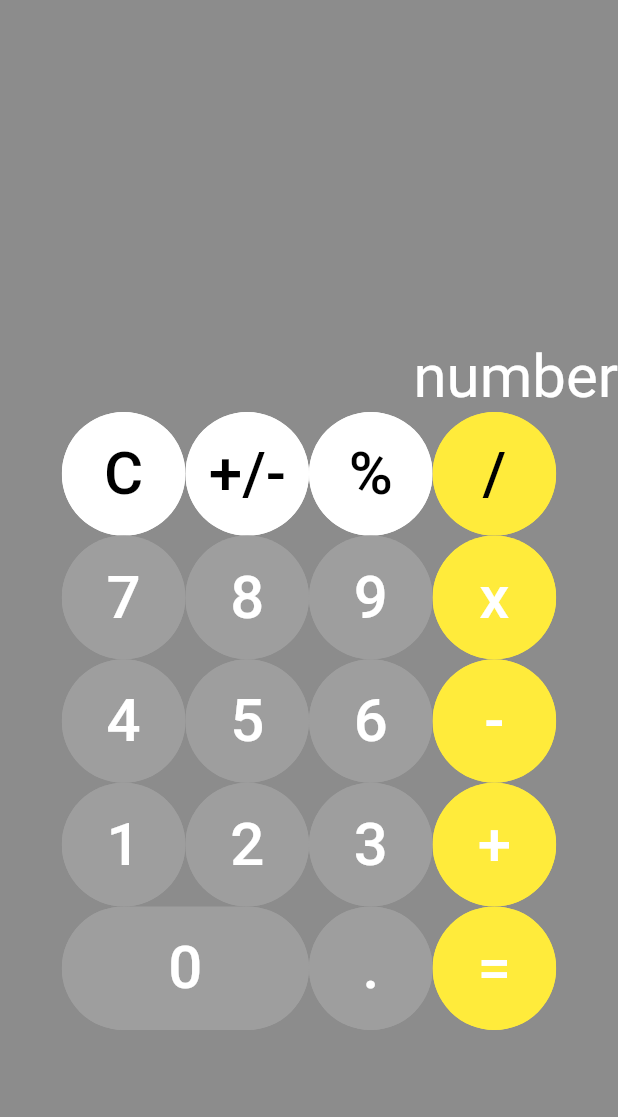
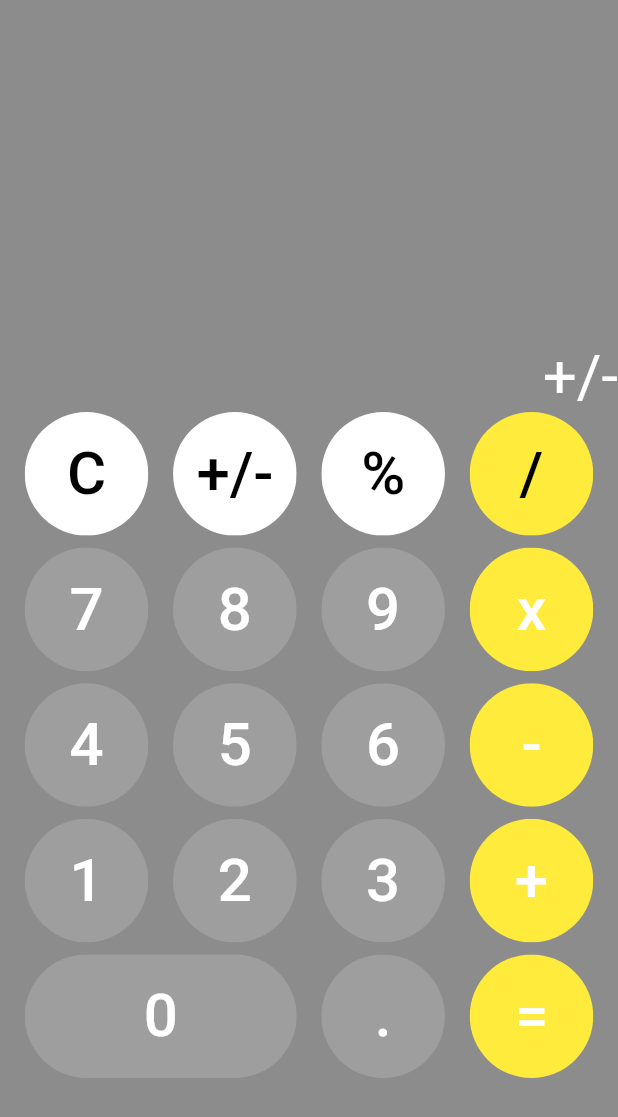
Before and after one commit to jmjmjmjmjmjm/calcul, a Flutter app: the screen it shows after launch, after a tap on "+/-", on a phone screen of 412 x 824 dp. Shown: the top 1117 px of the screen. Run offline on Flutter 3.47's test engine with Material 2 defaults, Android fonts, the phone set to English and light mode, and no system bars; our stand-ins replace get.

Commit message:
계산기 완성

```diff
--- a/lib/main.dart
+++ b/lib/main.dart
@@ -2,6 +2,7 @@ import 'dart:ui';
 
 import 'package:flutter/cupertino.dart';
 import 'package:flutter/material.dart';
+import 'package:get/get.dart';
 import 'package:get/get_navigation/src/root/get_material_app.dart';
 
 void main() {
@@ -15,10 +16,78 @@ class MyApp extends StatelessWidget {
     return GetMaterialApp(
       title: 'Flutter Demo',
       theme: ThemeData(
-        scaffoldBackgroundColor: Colors.black45,
-      ),
+          scaffoldBackgroundColor: Colors.black45, splashColor: Colors.red),
       home: Calkulator(),
     );
+  }
+}
+
+class Controller extends GetxController {
+  final count = "0".obs;
+  String num1 = "0";
+  String num2 = "";
+  String hap = "";
+
+  increment(String plus) {
+    if (plus == "C") {
+      count.value = "0";
+      num1 = "";
+      num2 = "";
+      hap = "";
+    } else if (plus == "+/" ||
+        plus == "%" ||
+        plus == "/" ||
+        plus == "*" ||
+        plus == "-" ||
+        plus == "+") {
+      if (count.value.contains("/") == false &&
+          count.value.contains("*") == false &&
+          count.value.contains("-") == false &&
+          count.value.contains("+") == false &&
+          count.value.contains("%") == false &&
+          count.value.contains("+/") == false) {
+        num1 = count.value;
+        num2 = "";
+        count.value += plus;
+        hap = plus;
+        plus = "";
+      }
+    } else if (plus == "=") {
+      if (num2 == "") {
+        num2 = (count.value).substring(num1.length + 1); //빼기해야함 num1
+      }
+      num a = num.parse(num1);
+      num b = num.parse(num2);
+      num c = 0;
+
+      if (hap == "%") {
+        c = a % b;
+        num1 = c.toString();
+        count.value = c.toString();
+      } else if (hap == "/") {
+        c = a / b;
+        num1 = c.toString();
+        count.value = c.toString();
+      } else if (hap == "*") {
+        c = a * b;
+        num1 = c.toString();
+        count.value = c.toString();
+      } else if (hap == "-") {
+        c = a - b;
+        num1 = c.toString();
+        count.value = c.toString();
+      } else if (hap == "+") {
+        num1 = count.value;
+        c = a + b;
+        num1 = c.toString();
+        count.value = c.toString();
+      }
+    } else {
+      if (count.value == "0") {
+        count.value = "";
+      }
+      count.value += plus;
+    }
   }
 }
 
@@ -27,6 +96,7 @@ class Calkulator extends StatelessWidget {
 
   @override
   Widget build(BuildContext context) {
+    final Controller c = Get.put(Controller());
     double h = MediaQuery.of(context).size.height;
     double w = MediaQuery.of(context).size.width;
 
@@ -38,33 +108,39 @@ class Calkulator extends StatelessWidget {
               height: h / 3,
               width: w,
               alignment: Alignment.bottomRight,
-              child: Text(
-                'number',
-                style: TextStyle(fontSize: 40, color: Colors.white),
+              child: Obx(
+                () => Text(
+                  "${c.count}",
+                  style: TextStyle(color: Colors.white, fontSize: 40),
+                ),
               ),
             ),
             Row(
-              mainAxisAlignment: MainAxisAlignment.center,
+              mainAxisAlignment: MainAxisAlignment.spaceEvenly,
               children: [
                 btn(
+                    "C",
                     w,
                     w,
                     Colors.white,
                     Text("C",
                         style: TextStyle(color: Colors.black, fontSize: 40))),
                 btn(
+                    "+/-",
                     w,
                     w,
                     Colors.white,
                     Text("+/-",
                         style: TextStyle(color: Colors.black, fontSize: 40))),
                 btn(
+                    "%",
                     w,
                     w,
                     Colors.white,
                     Text("%",
                         style: TextStyle(color: Colors.black, fontSize: 40))),
                 btn(
+                    "/",
                     w,
                     w,
                     Colors.yellow,
@@ -72,28 +148,35 @@ class Calkulator extends StatelessWidget {
                         style: TextStyle(color: Colors.black, fontSize: 40)))
               ],
             ),
+            SizedBox(
+              height: 8,
+            ),
             Row(
-              mainAxisAlignment: MainAxisAlignment.center,
+              mainAxisAlignment: MainAxisAlignment.spaceEvenly,
               children: [
                 btn(
+                    "7",
                     w,
                     w,
                     Colors.grey,
                     Text("7",
                         style: TextStyle(color: Colors.white, fontSize: 40))),
                 btn(
+                    "8",
                     w,
                     w,
                     Colors.grey,
                     Text("8",
                         style: TextStyle(color: Colors.white, fontSize: 40))),
                 btn(
+                    "9",
                     w,
                     w,
                     Colors.grey,
                     Text("9",
                         style: TextStyle(color: Colors.white, fontSize: 40))),
                 btn(
+                    "*",
                     w,
                     w,
                     Colors.yellow,
@@ -101,28 +184,35 @@ class Calkulator extends StatelessWidget {
                         style: TextStyle(color: Colors.white, fontSize: 40))),
               ],
             ),
+            SizedBox(
+              height: 8,
+            ),
             Row(
-              mainAxisAlignment: MainAxisAlignment.center,
+              mainAxisAlignment: MainAxisAlignment.spaceEvenly,
               children: [
                 btn(
+                    "4",
                     w,
                     w,
                     Colors.grey,
                     Text("4",
                         style: TextStyle(color: Colors.white, fontSize: 40))),
                 btn(
+                    "5",
                     w,
                     w,
                     Colors.grey,
                     Text("5",
                         style: TextStyle(color: Colors.white, fontSize: 40))),
                 btn(
+                    "6",
                     w,
                     w,
                     Colors.grey,
                     Text("6",
                         style: TextStyle(color: Colors.white, fontSize: 40))),
                 btn(
+                    "-",
                     w,
                     w,
                     Colors.yellow,
@@ -130,28 +220,35 @@ class Calkulator extends StatelessWidget {
                         style: TextStyle(color: Colors.white, fontSize: 40)))
               ],
             ),
+            SizedBox(
+              height: 8,
+            ),
             Row(
-              mainAxisAlignment: MainAxisAlignment.center,
+              mainAxisAlignment: MainAxisAlignment.spaceEvenly,
               children: [
                 btn(
+                    "1",
                     w,
                     w,
                     Colors.grey,
                     Text("1",
                         style: TextStyle(color: Colors.white, fontSize: 40))),
                 btn(
+                    "2",
                     w,
                     w,
                     Colors.grey,
                     Text("2",
                         style: TextStyle(color: Colors.white, fontSize: 40))),
                 btn(
+                    "3",
                     w,
                     w,
                     Colors.grey,
                     Text("3",
                         style: TextStyle(color: Colors.white, fontSize: 40))),
                 btn(
+                    "+",
                     w,
                     w,
                     Colors.yellow,
@@ -159,22 +256,27 @@ class Calkulator extends StatelessWidget {
                         style: TextStyle(color: Colors.white, fontSize: 40)))
               ],
             ),
-            Row(
-              mainAxisAlignment: MainAxisAlignment.center,
+            Padding(
+              padding: const EdgeInsets.only(top: 8),
+              child: Row(
+                mainAxisAlignment: MainAxisAlignment.spaceEvenly,
                 children: [
                   btn(
-                    w * 2,
+                      "0",
+                      w * 2.2,
                       w,
                       Colors.grey,
                       Text("0",
                           style: TextStyle(color: Colors.white, fontSize: 40))),
                   btn(
+                      ".",
                       w,
                       w,
                       Colors.grey,
                       Text(".",
                           style: TextStyle(color: Colors.white, fontSize: 40))),
                   btn(
+                      "=",
                       w,
                       w,
                       Colors.yellow,
@@ -182,14 +284,15 @@ class Calkulator extends StatelessWidget {
                           style: TextStyle(color: Colors.white, fontSize: 40))),
                 ],
               ),
-            Row(),
+            ),
           ],
         ),
       ),
     );
   }
 
-  ClipRRect btn(double w, double h, Color color, Text text) {
+  ClipRRect btn(String num, double w, double h, Color color, Text text) {
+    final Controller c = Get.put(Controller());
     return ClipRRect(
       borderRadius: BorderRadius.circular(50),
       child: Container(
@@ -197,8 +300,11 @@ class Calkulator extends StatelessWidget {
         width: w / 5,
         height: h / 5,
         child: TextButton(
-          style: ButtonStyle(backgroundColor: MaterialStateProperty.all(color)),
-          onPressed: () => {},
+          style: ButtonStyle(
+            overlayColor:
+                MaterialStateColor.resolveWith((states) => Colors.red),
+          ),
+          onPressed: () => {c.increment(num)},
           child: text,
         ),
       ),
```
Lines whose indentation alone changed are shown as unchanged.
